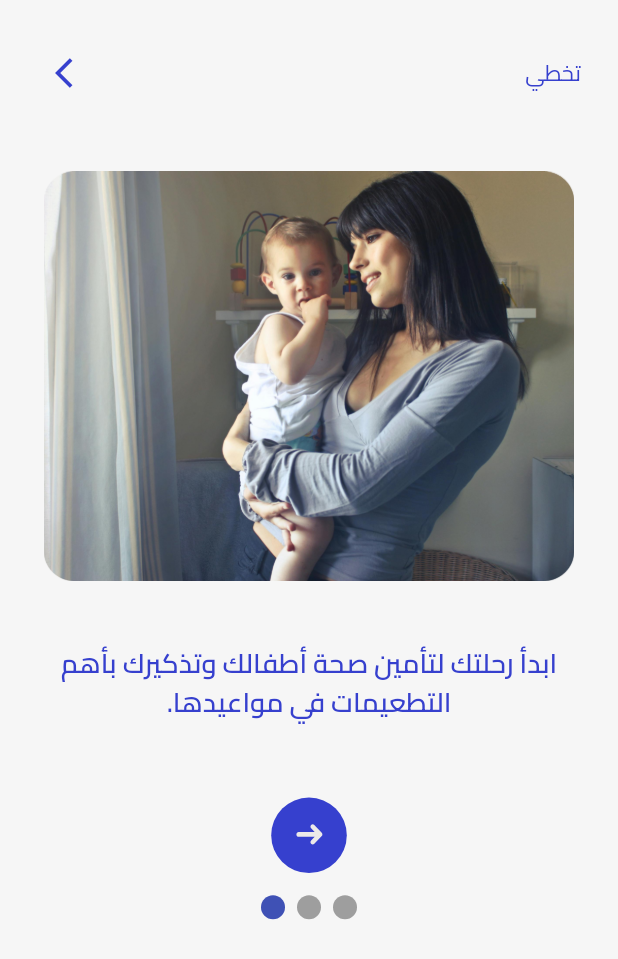
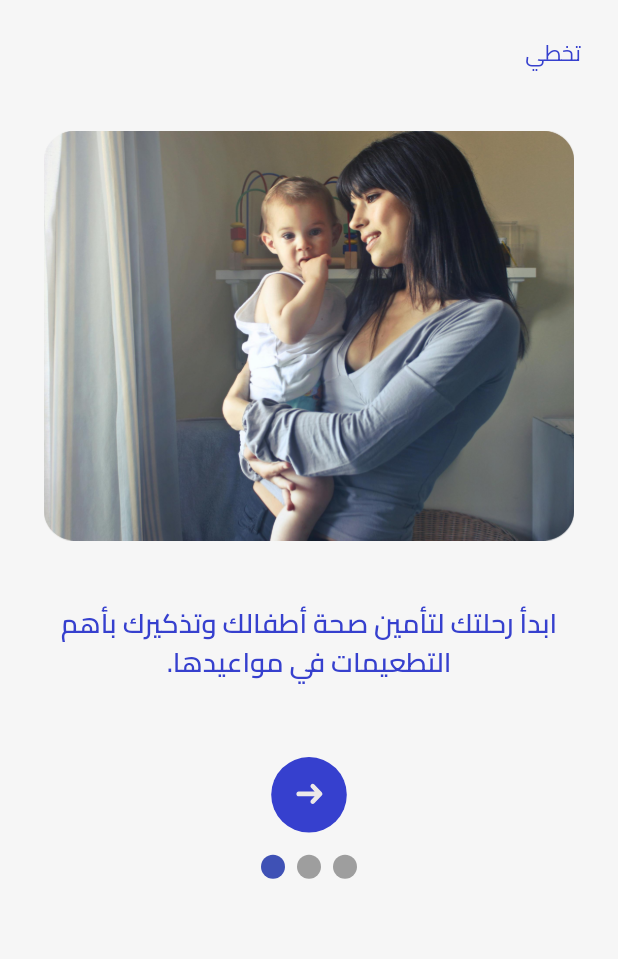
Before and after one commit to mohamedamr77/gradution_project, a Flutter app: the screen it shows after launch, on a phone screen of 412 x 824 dp. Shown: the top 959 px of the screen. Run offline on Flutter 3.47's test engine with Material 3 defaults, Android fonts, the phone set to English and light mode, and no system bars; drawn by our look-alikes of smooth_page_indicator; our stand-ins replace animated_text_kit, equatable, flutter_bloc, flutter_svg, fluttertoast, shimmer; project files that could hold a hidden picture were left out.

Commit message:
edit in on boarding

```diff
--- a/lib/features/on_boarding/presentation/view/widgets/on_boarding_body.dart
+++ b/lib/features/on_boarding/presentation/view/widgets/on_boarding_body.dart
@@ -27,20 +27,29 @@ class OnBoardingBody extends StatelessWidget {
       child: Padding(
         padding: EdgeInsets.symmetric(horizontal: 0.06.w),
         child: Column(
+          mainAxisAlignment: MainAxisAlignment.start,
           children: [
             0.03.ph,
             Row(
               mainAxisAlignment: MainAxisAlignment.spaceBetween,
               children: [
-                IconButton(
-                  onPressed: () {},
-                  icon: const Icon(Icons.arrow_back_ios,
+                Visibility(
+                  visible:index > 0,
+                  child:  InkWell(
+                    onTap: () {
+                      BlocProvider.of<OnBoardingCubit>(context).previousPage();
+                    },
+                    child: const Icon(Icons.arrow_back_ios,
                         color: AppColors.primaryColor, size: 24),
                   ),
-                const GText(
+                ),
+                Visibility(
+                  visible: index != onBoardingList.length-1,
+                  child: const GText(
                       color: AppColors.primaryColor,
                       content: AppText.continueText,
                       fontSize: 18),
+                ),
               ],
             ),
             const SizedBox(
@@ -58,13 +67,31 @@ class OnBoardingBody extends StatelessWidget {
             const SizedBox(
               height: 12,
             ),
-            SmoothPageIndicator(
+            Visibility(
+              visible: index != onBoardingList.length-1,
+              child: SmoothPageIndicator(
                   controller: BlocProvider.of<OnBoardingCubit>(context).pageControllerPageView,  // PageController
                   count:  onBoardingList.length,
                   effect:  const SwapEffect(), // your preferred effect
                   onDotClicked: (index){
                   }
-            )
+              ),
+            ),
+            Visibility(
+              visible: index == onBoardingList.length-1,
+              child: const Padding(
+                padding: EdgeInsets.only(top: 18),
+                child: GText(
+                  textDirection: TextDirection.rtl,
+                  color: AppColors.primaryColor,
+                  content: AppText.readyToStart,
+                  fontSize: 22,
+                  fontWeight: FontWeight.w600,
+                  textAlign: TextAlign.center,
+                ),
+              ),
+            ),
+
           ],
         ),
       ),
--- a/lib/features/on_boarding/presentation/viewModel/on_boaring_cubit.dart
+++ b/lib/features/on_boarding/presentation/viewModel/on_boaring_cubit.dart
@@ -26,4 +26,8 @@ class OnBoardingCubit extends Cubit<OnBoardingState> {
     emit(OnBoardingButtonAnimationState());
   }
 
+  void  previousPage(){
+    pageControllerPageView.previousPage(duration: Duration(milliseconds: 500), curve: Curves.easeOut);
+  }
+
 }
```
Lines whose indentation alone changed are shown as unchanged.
